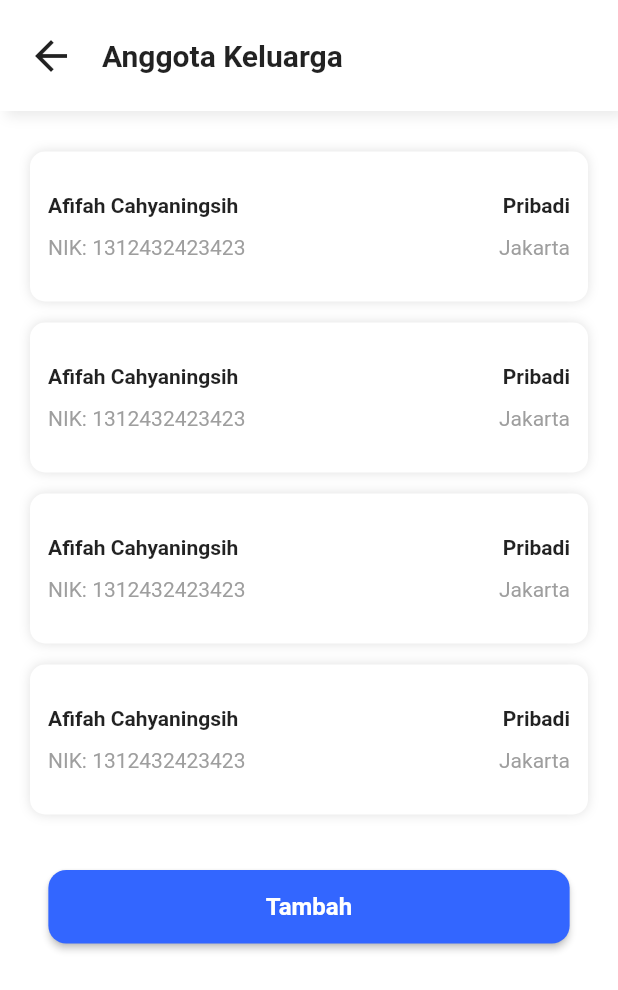
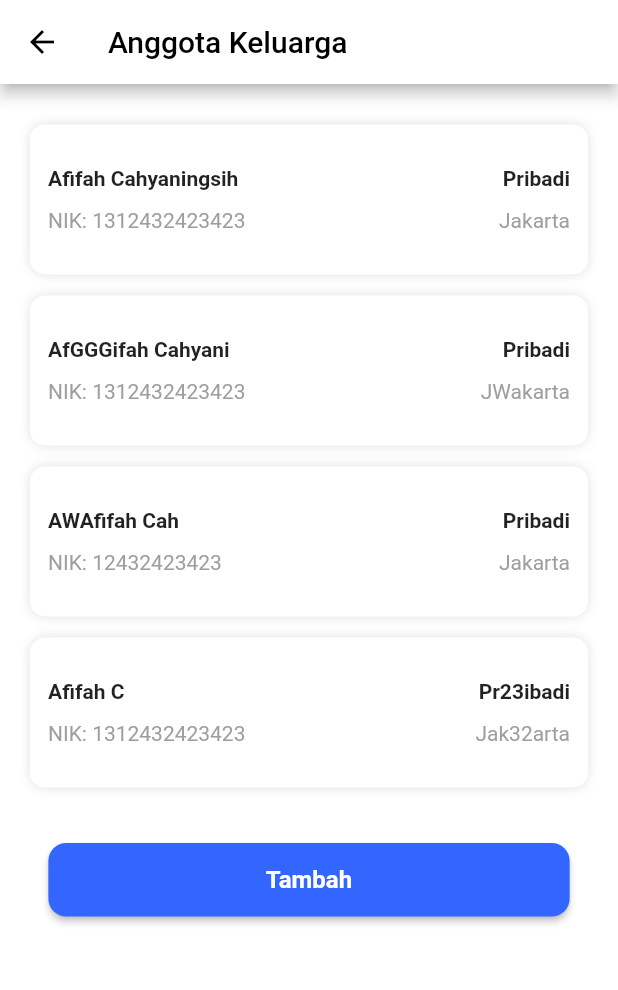
Before and after one commit to capstone-vaccine-book-17/VaccineBooking-MB, a Flutter app: the AnggotaKeluarga screen opened directly, on a phone screen of 412 x 824 dp. Shown: the top 990 px of the screen. Run offline on Flutter 3.47's test engine with Material 2 defaults, Android fonts, the phone set to English and light mode, and no system bars.

```diff
--- a/lib/features/profile/anggota_keluarga.dart
+++ b/lib/features/profile/anggota_keluarga.dart
@@ -1,4 +1,5 @@
 import 'package:flutter/material.dart';
+import 'package:w_vaccine/features/profile/detail_anggota_keluarga.dart';
 
 class AnggotaKeluarga extends StatelessWidget {
   const AnggotaKeluarga({super.key});
@@ -11,80 +12,72 @@ class AnggotaKeluarga extends StatelessWidget {
         'nik': '1312432423423',
         'hub': 'Pribadi',
         'dom': 'Jakarta',
+        'gender': 'Wanita',
+        'age': '20'
       },
       {
-        'nama': 'Afifah Cahyaningsih',
+        'nama': 'AfGGGifah Cahyani',
         'nik': '1312432423423',
         'hub': 'Pribadi',
-        'dom': 'Jakarta',
+        'dom': 'JWakarta',
+        'gender': 'Wanita',
+        'age': '212'
       },
       {
-        'nama': 'Afifah Cahyaningsih',
-        'nik': '1312432423423',
+        'nama': 'AWAfifah Cah',
+        'nik': '12432423423',
         'hub': 'Pribadi',
         'dom': 'Jakarta',
+        'gender': 'Wanita',
+        'age': '22'
       },
       {
-        'nama': 'Afifah Cahyaningsih',
+        'nama': 'Afifah C',
         'nik': '1312432423423',
-        'hub': 'Pribadi',
-        'dom': 'Jakarta',
+        'hub': 'Pr23ibadi',
+        'dom': 'Jak32arta',
+        'gender': 'Wanita',
+        'age': '29'
       },
     ];
+
     return Scaffold(
       backgroundColor: Colors.white,
+      appBar: AppBar(
+        iconTheme: IconThemeData(color: Colors.black),
+        backgroundColor: Colors.white,
+        title: const Text(
+          'Anggota Keluarga',
+          style: TextStyle(color: Colors.black),
+        ),
+      ),
       body: SafeArea(
         child: SingleChildScrollView(
           child: Column(
             children: [
-              Container(
-                decoration: BoxDecoration(
-                  color: Colors.white,
-                  boxShadow: [
-                    BoxShadow(
-                      color: Colors.grey.withOpacity(0.2),
-                      spreadRadius: 0,
-                      blurRadius: 6,
-                      offset: const Offset(4, 4),
-                    )
-                  ],
-                ),
-                child: Padding(
-                  padding:
-                      const EdgeInsets.symmetric(vertical: 13, horizontal: 10),
-                  child: Row(
-                    children: [
-                      IconButton(
-                        onPressed: () {
-                          Navigator.pop(context);
-                        },
-                        icon: const Icon(
-                          Icons.arrow_back,
-                          size: 32,
-                        ),
-                      ),
-                      const SizedBox(
-                        width: 10,
-                      ),
-                      const Text(
-                        'Anggota Keluarga',
-                        style: TextStyle(
-                            fontSize: 20, fontWeight: FontWeight.bold),
-                      ),
-                    ],
-                  ),
-                ),
-              ),
               const SizedBox(height: 20),
               for (var data in datas)
-                Padding(
+                GestureDetector(
+                  onTap: () {
+                    Navigator.push(
+                        context,
+                        MaterialPageRoute(
+                            builder: (context) => DetailFamily(
+                                name: data['nama']!,
+                                nik: data['nik']!,
+                                age: data['age']!,
+                                gender: data['gender']!,
+                                hub: data['hub']!)));
+                  },
+                  child: Padding(
                     padding:
                         const EdgeInsets.symmetric(horizontal: 20, vertical: 7),
                     child: Container(
                       width: double.infinity,
                       height: 100,
                       decoration: BoxDecoration(
-                      borderRadius: const BorderRadius.all(Radius.circular(10)),
+                        borderRadius:
+                            const BorderRadius.all(Radius.circular(10)),
                         color: Colors.white,
                         boxShadow: [
                           BoxShadow(
@@ -132,6 +125,7 @@ class AnggotaKeluarga extends StatelessWidget {
                       ),
                     ),
                   ),
+                ),
               const SizedBox(
                 height: 30,
               ),
```
Also changed, not shown: lib/features/profile/detail_anggota_keluarga.dart (added, +190 -0 lines), lib/features/profile/detail_family_model.dart (added, +10 -0 lines). Lines whose indentation alone changed are shown as unchanged.
